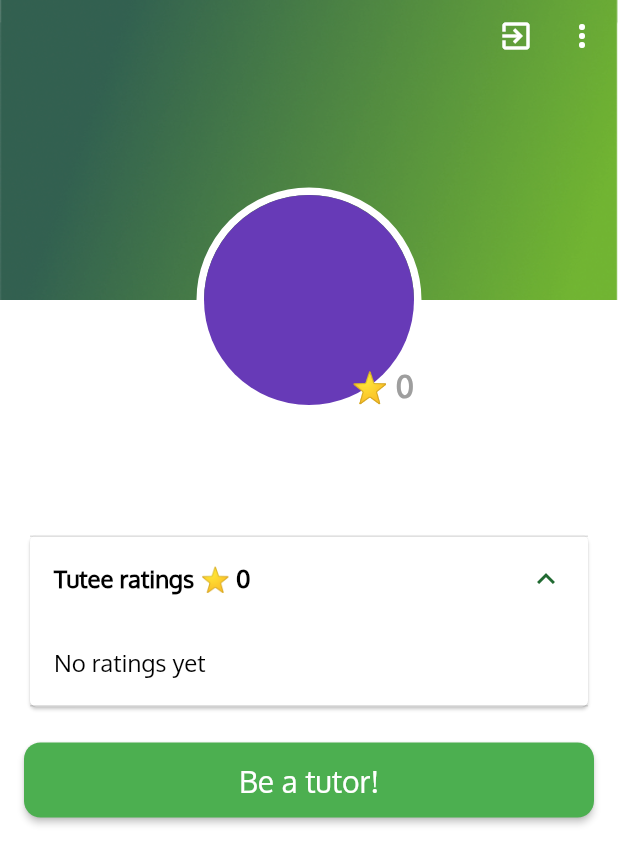
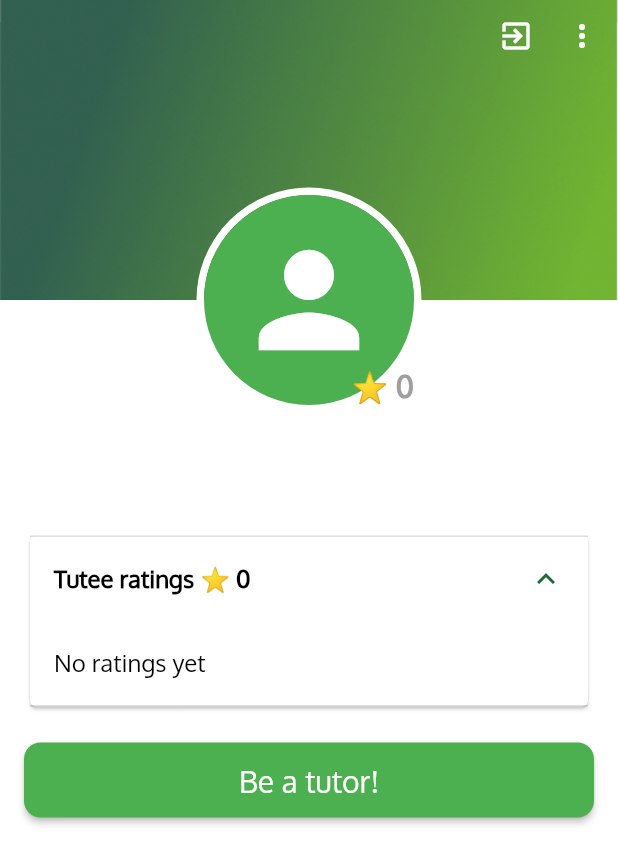
Before and after one commit to dextralquisola/project_lift, a Flutter app: the ProfileScreen screen opened directly, on a phone screen of 412 x 824 dp. Shown: the top 864 px of the screen. Run offline on Flutter 3.47's test engine with Material 2 defaults, Android fonts, the phone set to English and light mode, and no system bars; our stand-ins replace badges, cached_network_image, device_info_plus, firebase_core, firebase_messaging, firebase_storage and 6 more; accounts and stored records are empty.

Commit message:
added catch for status 400 and updated filler profile

```diff
--- a/lib/features/profile/screens/edit_availability_screen.dart
+++ b/lib/features/profile/screens/edit_availability_screen.dart
@@ -224,7 +224,7 @@ class _EditAvailabilityScreenState extends State<EditAvailabilityScreen> {
                     height: 50,
                     onPressed: () async {
                       if (checkIfEmpty()) {
-                        _showSnackbar("Please select your availability");
+                        _showSnackbar("Please select your availability!");
                         return;
                       }
 
--- a/lib/features/profile/screens/profile_screen.dart
+++ b/lib/features/profile/screens/profile_screen.dart
@@ -96,18 +96,28 @@ class _ProfileScreenState extends State<ProfileScreen>
                                       child: CachedNetworkImage(
                                         imageUrl: user.avatar,
                                         fit: BoxFit.cover,
-                                        progressIndicatorBuilder:
-                                            (context, url, progress) {
-                                          return Center(
-                                            child: CircularProgressIndicator(
-                                              value: progress.progress,
+                                        placeholder: (context, url) =>
+                                            Container(
+                                          color: Colors.green,
+                                          child: const Center(
+                                            child: Icon(
+                                              Icons.person,
+                                              color: Colors.white,
+                                              size: 100,
                                             ),
-                                          );
-                                        },
+                                          ),
+                                        ),
                                       ),
                                     )
                                   : Container(
-                                      color: Colors.deepPurple,
+                                      color: Colors.green,
+                                      child: const Center(
+                                        child: Icon(
+                                          Icons.person,
+                                          color: Colors.white,
+                                          size: 100,
+                                        ),
+                                      ),
                                     ),
                             ),
                             if (userProvider.isTutor)
--- a/lib/features/profile/service/profile_service.dart
+++ b/lib/features/profile/service/profile_service.dart
@@ -3,6 +3,7 @@ import 'dart:convert';
 import 'package:flutter/material.dart';
 import 'package:project_lift/models/subject.dart';
 import 'package:project_lift/models/tutor_application.dart';
+import 'package:project_lift/utils/utils.dart';
 import 'package:provider/provider.dart';
 
 import '../../../providers/user_provider.dart';
@@ -283,9 +284,10 @@ class ProfileService {
                 ),
                 false,
               );
+      } else if (res.statusCode == 400) {
+        showSnackBar(context, "Invalid Input");
       } else {
-        print("Failed: ${res.statusCode}");
-        print(res.body);
+        showSnackBar(context, "Something went wrong");
       }
     } catch (e) {
       print(e);
```
Also changed, not shown: lib/features/find_tutor/widgets/tutor_card_widget.dart (+15 -12 lines), assets/images/default_profile.png (added).
